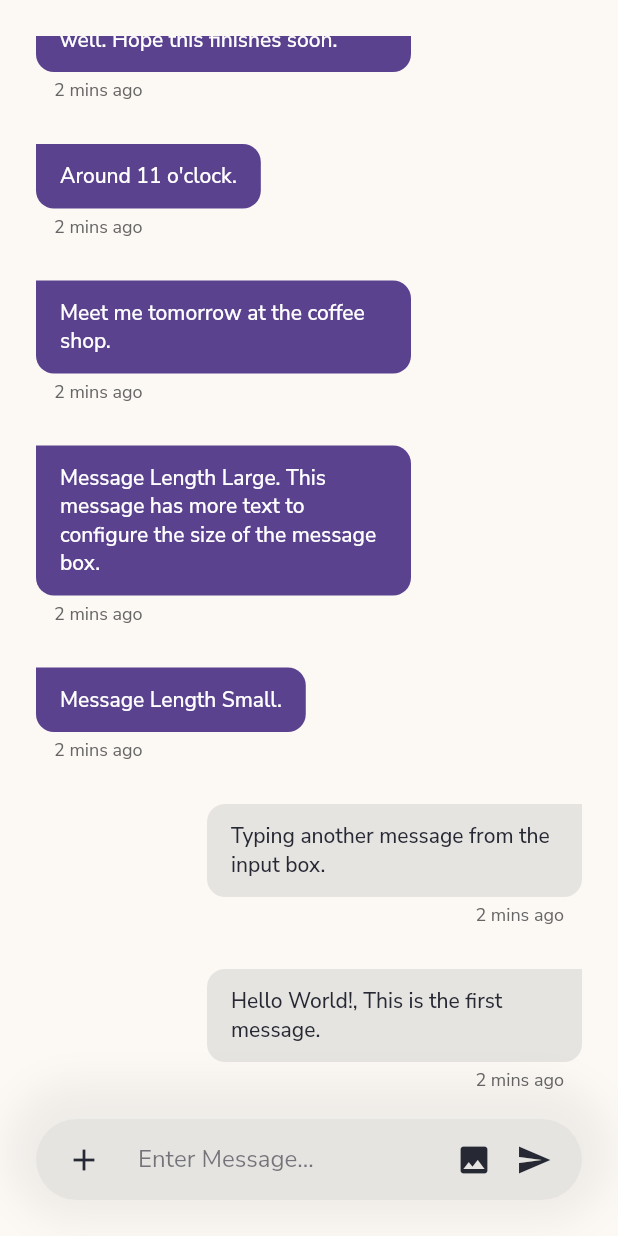
After one commit to Salma-2/Pet-App, a Flutter app: the ChatPage screen opened directly, on a phone screen of 412 x 824 dp. The commit adds this screen. Run offline on Flutter 3.47's test engine with Material 2 defaults, Android fonts, the phone set to English and light mode, and no system bars; our stand-ins replace flutter_login, font_awesome_flutter, google_fonts, introduction_screen; missing offline and left inert: drawer_swipe.

Commit message:
Added chat screen

```diff
--- /dev/null
+++ b/lib/presentation/animations/glowRemoveScrollBehaviour.dart
@@ -0,0 +1,9 @@
+import 'package:flutter/material.dart';
+
+class GlowRemoveScrollBehaviour extends ScrollBehavior {
+  @override
+  Widget buildViewportChrome(
+      BuildContext context, Widget child, AxisDirection axisDirection) {
+    return child;
+  }
+}
--- /dev/null
+++ b/lib/presentation/screens/chat_screen.dart
@@ -0,0 +1,83 @@
+import 'package:flutter/material.dart';
+import 'package:pet_app/presentation/widgets/flat_action_btn.dart';
+import 'package:pet_app/presentation/widgets/flat_chat_message.dart';
+import 'package:pet_app/presentation/widgets/flat_message_input_box.dart';
+import 'package:pet_app/presentation/widgets/flat_page_header.dart';
+import 'package:pet_app/presentation/widgets/flat_page_wrapper.dart';
+import 'package:pet_app/presentation/widgets/flat_profile_image.dart';
+
+class ChatPage extends StatefulWidget {
+  static final String id = "ChatPage";
+
+  @override
+  _ChatPageState createState() => _ChatPageState();
+}
+
+class _ChatPageState extends State<ChatPage> {
+  @override
+  Widget build(BuildContext context) {
+    return Scaffold(
+      body: FlatPageWrapper(
+        scrollType: ScrollType.floatingHeader,
+        reverseBodyList: true,
+        children: [
+          FlatChatMessage(
+            message: "Hello World!, This is the first message.",
+            messageType: MessageType.sent,
+            showTime: true,
+            time: "2 mins ago",
+          ),
+          FlatChatMessage(
+            message: "Typing another message from the input box.",
+            messageType: MessageType.sent,
+            showTime: true,
+            time: "2 mins ago",
+          ),
+          FlatChatMessage(
+            message: "Message Length Small.",
+            showTime: true,
+            time: "2 mins ago",
+          ),
+          FlatChatMessage(
+            message:
+                "Message Length Large. This message has more text to configure the size of the message box.",
+            showTime: true,
+            time: "2 mins ago",
+          ),
+          FlatChatMessage(
+            message: "Meet me tomorrow at the coffee shop.",
+            showTime: true,
+            time: "2 mins ago",
+          ),
+          FlatChatMessage(
+            message: "Around 11 o'clock.",
+            showTime: true,
+            time: "2 mins ago",
+          ),
+          FlatChatMessage(
+            message:
+                "Flat Social UI kit is going really well. Hope this finishes soon.",
+            showTime: true,
+            time: "2 mins ago",
+          ),
+          FlatChatMessage(
+            message: "Final Message in the list.",
+            showTime: true,
+            time: "2 mins ago",
+          ),
+        ],
+        footer: FlatMessageInputBox(
+          prefix: FlatActionButton(
+            iconData: Icons.add,
+            iconSize: 24.0,
+          ),
+          roundedCorners: true,
+          suffix: FlatActionButton(
+            iconData: Icons.image,
+            iconSize: 24.0,
+          ),
+        ),
+      ),
+    );
+  }
+}
--- /dev/null
+++ b/lib/presentation/widgets/flat_action_btn.dart
@@ -0,0 +1,25 @@
+import 'package:flutter/material.dart';
+
+class FlatActionButton extends StatelessWidget {
+  final Icon icon;
+  final IconData iconData;
+  final Color iconColor;
+  final double iconSize;
+  final Function onPressed;
+  FlatActionButton({this.icon, this.onPressed, this.iconData, this.iconColor, this.iconSize});
+
+  @override
+  Widget build(BuildContext context) {
+    return InkWell(
+      onTap: onPressed,
+      child: Container(
+        padding: EdgeInsets.all(8.0),
+        child: icon ?? Icon(
+          iconData ?? Icons.arrow_back,
+          size: iconSize ?? 32.0,
+          color: iconColor ?? Theme.of(context).primaryColorDark,
+        ),
+      ),
+    );
+  }
+}
--- /dev/null
+++ b/lib/presentation/widgets/flat_chat_message.dart
@@ -0,0 +1,116 @@
+import 'package:flutter/material.dart';
+
+enum MessageType { sent, received }
+
+class FlatChatMessage extends StatelessWidget {
+  final String message;
+  final MessageType messageType;
+  final Color backgroundColor;
+  final Color textColor;
+  final String time;
+  final bool showTime;
+  final double maxWidth;
+  final double minWidth;
+
+  FlatChatMessage(
+      {this.message, this.messageType, this.backgroundColor, this.textColor, this.time, this.showTime, this.minWidth, this.maxWidth});
+
+  CrossAxisAlignment messageAlignment() {
+    if (messageType == null || messageType == MessageType.received) {
+      return CrossAxisAlignment.start;
+    } else {
+      return CrossAxisAlignment.end;
+    }
+  }
+
+  double topLeftRadius() {
+    if (messageType == null || messageType == MessageType.received) {
+      return 0.0;
+    } else {
+      return 12.0;
+    }
+  }
+
+  double topRightRadius() {
+    if (messageType == null || messageType == MessageType.received) {
+      return 12.0;
+    } else {
+      return 0.0;
+    }
+  }
+
+  Color messageBgColor(BuildContext context) {
+    if (messageType == null || messageType == MessageType.received) {
+      return Theme.of(context).primaryColor;
+    } else {
+      return Theme.of(context).primaryColorDark.withOpacity(0.1);
+    }
+  }
+
+  Color messageTextColor(BuildContext context) {
+    if (messageType == null || messageType == MessageType.received) {
+      return Colors.white;
+    } else {
+      return Theme.of(context).primaryColorDark;
+    }
+  }
+
+  Text messageTime() {
+    if(showTime != null && showTime == true) {
+      return Text(
+        time ?? "Time",
+        style: TextStyle(
+          fontSize: 12.0,
+          color: Color(0xFF666666),
+        ),
+      );
+    } else {
+      return null;
+    }
+  }
+
+  @override
+  Widget build(BuildContext context) {
+    return Container(
+      padding: EdgeInsets.symmetric(
+        vertical: 12.0,
+        horizontal: 24.0,
+      ),
+      child: Column(
+        crossAxisAlignment: messageAlignment(),
+        children: [
+          Container(
+            constraints: BoxConstraints(minWidth: minWidth ?? 100.0, maxWidth: maxWidth ?? 250.0),
+            decoration: BoxDecoration(
+              color: backgroundColor ?? messageBgColor(context),
+              borderRadius: BorderRadius.only(
+                topLeft: Radius.circular(topLeftRadius()),
+                topRight: Radius.circular(topRightRadius()),
+                bottomLeft: Radius.circular(12.0),
+                bottomRight: Radius.circular(12.0),
+              ),
+            ),
+            padding: EdgeInsets.symmetric(
+              vertical: 12.0,
+              horizontal: 16.0,
+            ),
+            child: Text(
+              message ?? "Message here...",
+              style: TextStyle(
+                color: textColor ?? messageTextColor(context),
+                fontWeight: FontWeight.w500,
+              ),
+            ),
+          ),
+          Padding(
+            padding: const EdgeInsets.symmetric(
+              vertical: 4.0,
+              horizontal: 12.0,
+            ),
+            child: messageTime(),
+          ),
+        ],
+      ),
+    );
+  }
+}
--- /dev/null
+++ b/lib/presentation/widgets/flat_message_input_box.dart
@@ -0,0 +1,89 @@
+
+import 'package:flutter/material.dart';
+
+import 'flat_action_btn.dart';
+
+class FlatMessageInputBox extends StatelessWidget {
+  final Widget prefix;
+  final Widget suffix;
+  final bool roundedCorners;
+  final Function onChanged;
+  final Function onSubmitted;
+  FlatMessageInputBox({this.prefix, this.suffix, this.roundedCorners, this.onChanged, this.onSubmitted});
+
+  @override
+  Widget build(BuildContext context) {
+
+    double cornerRadius() {
+      if(roundedCorners != null && roundedCorners == true) {
+        return 60.0;
+      } else {
+        return 0.0;
+      }
+    }
+
+    double padding() {
+      if(roundedCorners != null && roundedCorners == true) {
+        return 12.0;
+      } else {
+        return 8.0;
+      }
+    }
+
+    return Container(
+      decoration: BoxDecoration(
+        color: Theme.of(context).primaryColorLight,
+        borderRadius: BorderRadius.circular(cornerRadius()),
+        boxShadow: [
+          BoxShadow(
+            color: Colors.black.withOpacity(0.05),
+            spreadRadius: 20,
+            blurRadius: 20,
+            offset: Offset(0, -5), // changes position of shadow
+          )
+        ],
+      ),
+      child: Container(
+        decoration: BoxDecoration(
+          color: Theme.of(context).primaryColorDark.withOpacity(0.1),
+          borderRadius: BorderRadius.circular(cornerRadius()),
+        ),
+        padding: EdgeInsets.symmetric(
+          horizontal: padding(),
+        ),
+        child: Row(
+          mainAxisAlignment: MainAxisAlignment.center,
+          mainAxisSize: MainAxisSize.max,
+          children: [
+            prefix ?? SizedBox(width: 0, height: 0,),
+            Expanded(
+              child: TextField(
+                onChanged: onChanged,
+                onSubmitted: onSubmitted,
+                decoration: InputDecoration(
+                  hintText: "Enter Message...",
+                  hintStyle: TextStyle(
+                    color: Theme.of(context).primaryColorDark.withOpacity(0.6),
+                  ),
+                  border: InputBorder.none,
+                  contentPadding: EdgeInsets.all(16.0,),
+                ),
+                style: TextStyle(
+                    color: Theme.of(context).primaryColorDark
+                ),
+              ),
+            ),
+            suffix ?? SizedBox(width: 0, height: 0,),
+            FlatActionButton(
+              icon: Icon(
+                Icons.send,
+                size: 24.0,
+                color: Theme.of(context).primaryColorDark,
+              ),
+            ),
+          ],
+        ),
+      ),
+    );
+  }
+}
--- /dev/null
+++ b/lib/presentation/widgets/flat_page_wrapper.dart
@@ -0,0 +1,115 @@
+import 'package:flutter/material.dart';
+import 'package:pet_app/presentation/animations/glowRemoveScrollBehaviour.dart';
+
+enum ScrollType {
+  fixedHeader,
+  floatingHeader,
+}
+
+class FlatPageWrapper extends StatelessWidget {
+  final List<Widget> children;
+  final Color backgroundColor;
+  final Widget header;
+  final ScrollType scrollType;
+  final Widget footer;
+  final bool reverseBodyList;
+
+  FlatPageWrapper({this.children, this.backgroundColor, this.header, this.scrollType, this.footer, this.reverseBodyList});
+
+  @override
+  Widget build(BuildContext context) {
+    return Container(
+      padding: EdgeInsets.only(
+        top: 24.0,
+      ),
+      color: backgroundColor ?? Theme.of(context).primaryColorLight,
+      child: _PageBodyWidget(
+        scrollType: scrollType,
+        children: children,
+        header: header,
+        footer: footer,
+        reverseBodyList: reverseBodyList,
+      ),
+    );
+  }
+}
+
+class _PageBodyWidget extends StatelessWidget {
+  final List<Widget> children;
+  final Widget header;
+  final ScrollType scrollType;
+  final Widget footer;
+  final bool reverseBodyList;
+  _PageBodyWidget({this.children, this.header, this.scrollType, this.footer, this.reverseBodyList});
+
+  @override
+  Widget build(BuildContext context) {
+
+    double inputPadding() {
+      if(scrollType != null && scrollType == ScrollType.floatingHeader){
+        return 24.0;
+      } else {
+        return 0.0;
+      }
+    }
+
+    double bottomPadding() {
+      if(footer != null && scrollType == ScrollType.floatingHeader){
+        return 80.0;
+      } else {
+        return 12.0;
+      }
+    }
+
+    if (scrollType != null && scrollType == ScrollType.floatingHeader) {
+      return Stack(
+        children: [
+          Positioned(
+            child: ScrollConfiguration(
+              behavior: GlowRemoveScrollBehaviour(),
+              child: ListView(
+                reverse: reverseBodyList ?? false,
+                padding: EdgeInsets.only(
+                  top: 122.0,
+                  bottom: bottomPadding(),
+                ),
+                children: children,
+              ),
+            ),
+          ),
+          Positioned(
+            child: header ?? Container(),
+          ),
+          Positioned(
+            bottom: 0,
+            left: 0,
+            right: 0,
+            child: Padding(
+              padding: EdgeInsets.all(inputPadding()),
+              child: footer,
+            ),
+          ),
+        ],
+      );
+    } else {
+      return Column(
+        mainAxisSize: MainAxisSize.max,
+        children: [
+          header ?? Container(),
+          Expanded(
+            child: ScrollConfiguration(
+              behavior: GlowRemoveScrollBehaviour(),
+              child: ListView(
+                reverse: reverseBodyList ?? false,
+                padding: EdgeInsets.all(0.0),
+                children: children,
+              ),
+            )
+          ),
+          footer ?? Container(),
+        ],
+      );
+    }
+  }
+
+}
--- a/pubspec.yaml
+++ b/pubspec.yaml
@@ -25,6 +25,7 @@ dependencies:
     sdk: flutter
   flutter_login: ^1.1.0
   font_awesome_flutter: ^9.0.0
+  google_fonts: ^2.0.0
 
 
   # The following adds the Cupertino Icons font to your application.
```
Also changed, not shown: lib/main.dart (+28 -1 lines), lib/presentation/widgets/flat_page_header.dart (added, +101 -0 lines), lib/presentation/widgets/flat_profile_image.dart (added, +178 -0 lines), pubspec.lock.
